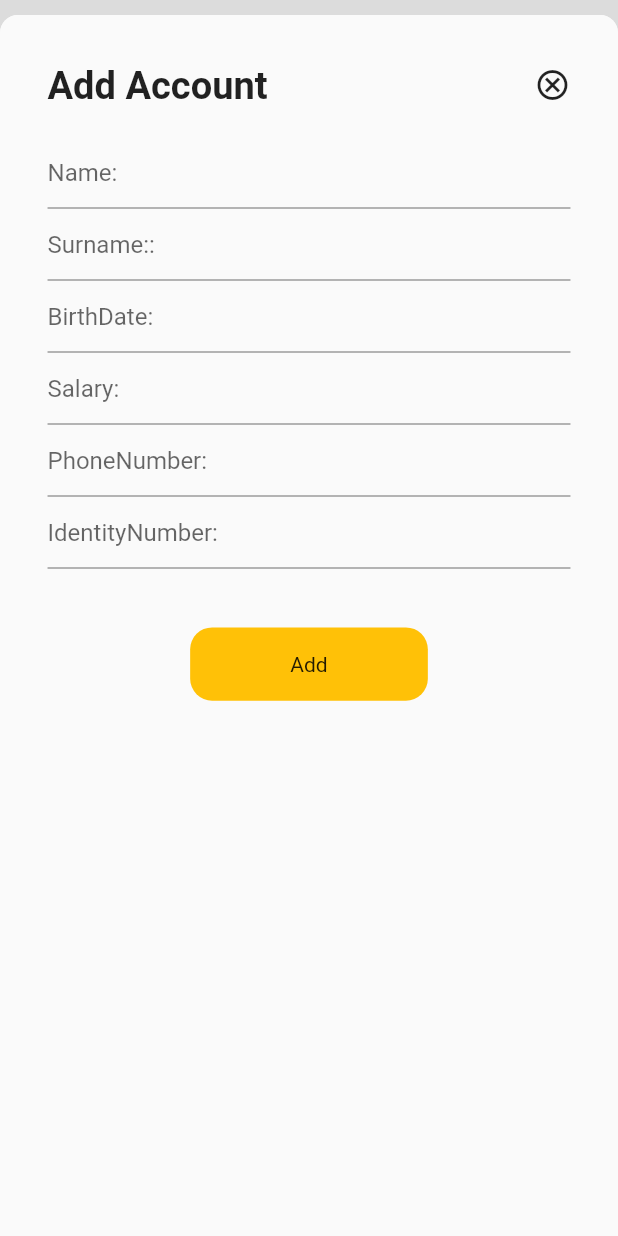
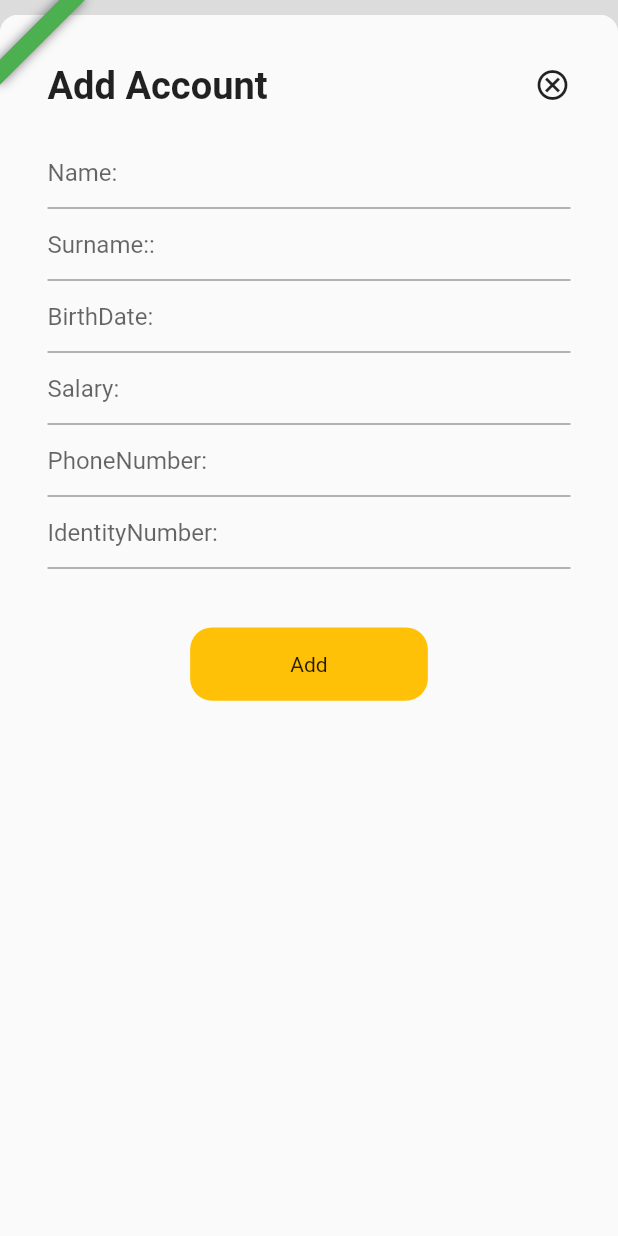
Before and after one commit to umutbariscoskun/ApiCrudAPP, a Flutter app: the screen it shows after launch, after a tap on the "add" icon, on a phone screen of 412 x 824 dp. Run offline on Flutter 3.47's test engine with Material 2 defaults, Android fonts, the light colour scheme and no system bars; our stand-ins replace auto_route, dartz, dio, equatable, flutter_bloc, flutter_screenutil and 5 more; generated files the repository leaves out were written again; network calls fail; statements that could not run were skipped.

Commit message:
add ios environment settings

```diff
--- /dev/null
+++ b/lib/core/banner.dart
@@ -0,0 +1,28 @@
+import 'package:api_crud_app/core/env.dart';
+import 'package:flutter/material.dart';
+
+class FlavorBanner extends StatelessWidget {
+  final Widget child;
+  final String message;
+
+  const FlavorBanner({
+    required this.child,
+    required this.message,
+    Key? key,
+  }) : super(key: key);
+
+  @override
+  Widget build(BuildContext context) {
+    return Directionality(
+      textDirection: TextDirection.ltr,
+      child: EnvironmentConfig.isProd
+          ? child
+          : Banner(
+              message: message,
+              location: BannerLocation.topStart,
+              color: EnvironmentConfig.isStage ? Colors.red : Colors.green,
+              child: child,
+            ),
+    );
+  }
+}
--- /dev/null
+++ b/lib/core/env.dart
@@ -0,0 +1,37 @@
+import 'dart:developer';
+
+mixin Environments {
+  static const String envKey = 'APP_ENV';
+
+  static const String test = 'test';
+  static const String uat = 'uat';
+  static const String prod = 'prod';
+}
+
+class EnvironmentConfig {
+  final List<String> _environments = [
+    Environments.test,
+    Environments.uat,
+    Environments.prod,
+  ];
+
+  EnvironmentConfig() {
+    if (!_environments.contains(_currentEnvironment)) {
+      final errorMessage =
+          'Unknown environment! (${Environments.envKey}: $_currentEnvironment)';
+
+      log(errorMessage);
+      throw Exception(errorMessage);
+    }
+
+    log('Current environment: $_currentEnvironment');
+  }
+
+  static String get _currentEnvironment =>
+      const String.fromEnvironment(Environments.envKey);
+  static String get currentEnvironment => _currentEnvironment;
+
+  static bool get isProd => _currentEnvironment == Environments.prod;
+  static bool get isDev => _currentEnvironment == Environments.test;
+  static bool get isStage => _currentEnvironment == Environments.uat;
+}
--- a/lib/main.dart
+++ b/lib/main.dart
@@ -1,5 +1,7 @@
+import 'package:api_crud_app/core/banner.dart';
 import 'package:api_crud_app/core/config/dependency_injection/injectable.dart';
 import 'package:api_crud_app/core/config/observer/route_observer.dart';
+import 'package:api_crud_app/core/env.dart';
 import 'package:api_crud_app/core/shared/helper_functions.dart';
 import 'package:auto_route/auto_route.dart';
 import 'package:flutter/material.dart';
@@ -8,7 +10,9 @@ import 'package:flutter_screenutil/flutter_screenutil.dart';
 
 void main() async {
   configureDependencies();
-  runApp(const MyApp());
+  runApp(FlavorBanner(
+      message: EnvironmentConfig.currentEnvironment.toUpperCase(),
+      child: const MyApp()));
 }
 
 class MyApp extends StatelessWidget {
```
Also changed, not shown: 6 other files.
